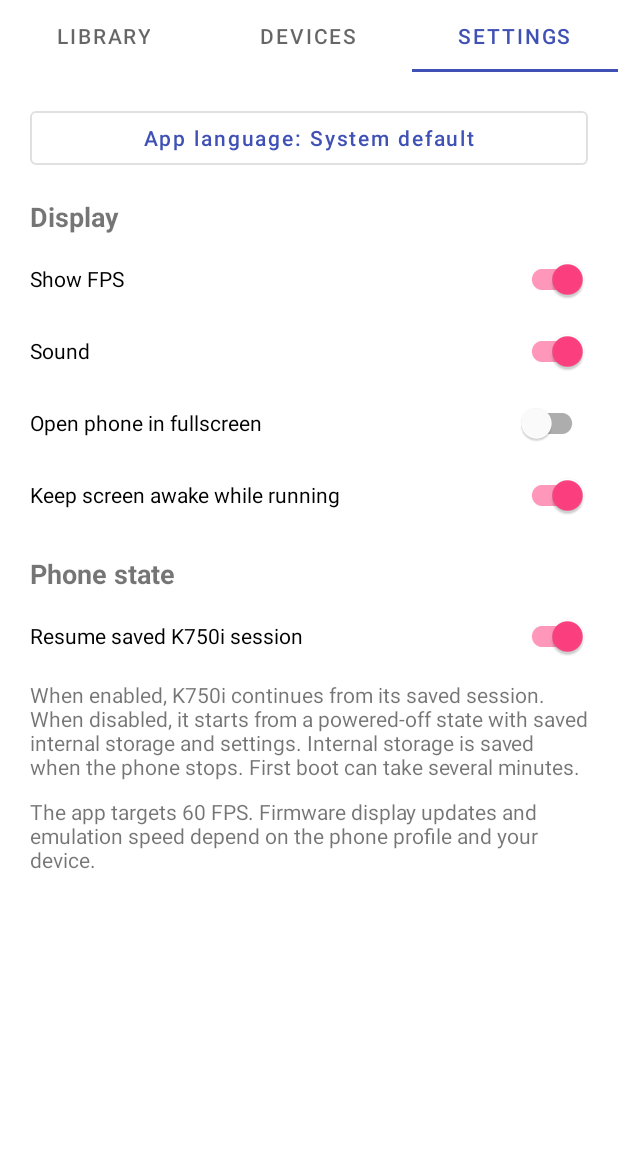
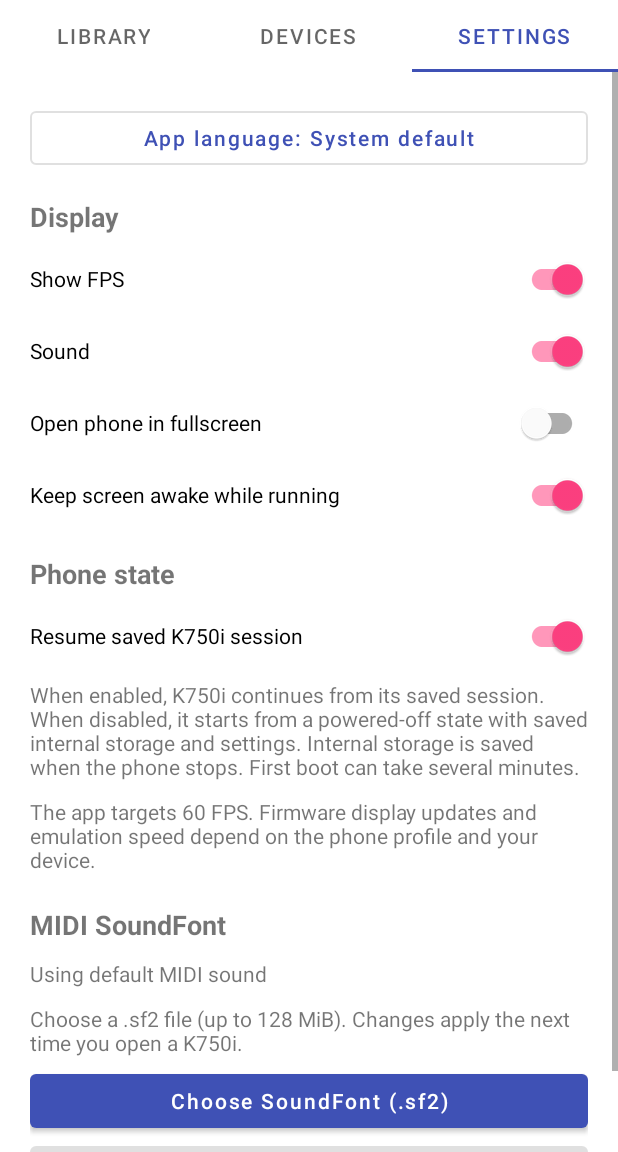
Before and after one commit to j92580498-max/Ph0nix, an Android app: the screen it shows after launch (MainActivity), tab 3 chosen, on a phone screen of 412 x 824 dp, the part 84-1236 px from its top. Run offline under Robolectric (Android 15) with nearby library versions, the phone set to English and light mode, and no system bars; 17 statements that could not run were skipped.

Commit message:
Allow importing a custom K750i MIDI SoundFont

```diff
--- a/frontends/android/app/build.gradle.kts
+++ b/frontends/android/app/build.gradle.kts
@@ -19,7 +19,7 @@ val prepareMidiAssets by tasks.registering(Sync::class) {
     if (midiSoundFont != null) {
         from(midiSoundFont) {
             into("midi")
-            rename { "sony-ericsson-db2020-1.0.5.sf2" }
+            rename { "default.sf2" }
         }
     }
 }
--- a/frontends/android/app/src/main/assets/licenses/NOTICE.txt
+++ b/frontends/android/app/src/main/assets/licenses/NOTICE.txt
@@ -11,10 +11,4 @@ AndroidX, Material Components and Kotlin retain their upstream licenses.
 Native FAT16 images: fatfs 0.3.6, MIT. OBEX XML listings: quick-xml 0.41.0, MIT.
 K750i MIDI sample synthesis: TinySoundFont, MIT.
 
-Optional SoundFont: Sony Ericsson A100 DB2020 Synth 1.0.5
-SoundFont programming and compilation: © 2022–2026 Rubén Díaz (RibénDíaz232).
-Samples recorded from a Sony Ericsson W580i.
-Original synthesis and sound design: © 2001–2012 Sony Ericsson Mobile Communications AB.
-Author's download page: https://musical-artifacts.com/artifacts/2351
-
 License texts are included in assets/licenses. Build inputs, exact source revisions and build instructions are provided in the project source. Imported MAIN/FS firmware is supplied by the user.
--- a/frontends/android/app/src/main/java/com/samsung/e830/BundledMidiSoundFont.kt
+++ b/frontends/android/app/src/main/java/com/samsung/e830/BundledMidiSoundFont.kt
@@ -5,7 +5,7 @@ import android.util.AtomicFile
 import java.io.File
 
 internal object BundledMidiSoundFont {
-    private const val name = "sony-ericsson-db2020-1.0.5.sf2"
+    private const val name = "default.sf2"
 
     @Synchronized
     fun prepare(context: Context): String? {
--- a/frontends/android/app/src/main/java/com/samsung/e830/EmulatorActivity.kt
+++ b/frontends/android/app/src/main/java/com/samsung/e830/EmulatorActivity.kt
@@ -305,7 +305,7 @@ class EmulatorActivity : AppCompatActivity() {
                 NativeBridge.nativeConfigure(
                     File(applicationInfo.nativeLibraryDir, "libdb2010_engine.so").absolutePath,
                     File(filesDir, "sessions").absolutePath, preferences.resume,
-                    BundledMidiSoundFont.prepare(this).orEmpty(),
+                    (UserMidiSoundFont.path(this) ?: BundledMidiSoundFont.prepare(this)).orEmpty(),
                 )
                 NativeBridge.nativeStartSelection(selection, intent.getStringExtra(EXTRA_MEMORY_WORKSPACE).orEmpty(), bootCard).also {
                     check(it != 0L) { getString(R.string.phone_start_failed) }
--- a/frontends/android/app/src/main/java/com/samsung/e830/MainActivity.kt
+++ b/frontends/android/app/src/main/java/com/samsung/e830/MainActivity.kt
@@ -60,6 +60,9 @@ class MainActivity : AppCompatActivity() {
     private lateinit var preferences: AppPreferences
     private lateinit var tabs: TabLayout
     private lateinit var languageButton: MaterialButton
+    private lateinit var midiSoundFontState: TextView
+    private lateinit var selectMidiSoundFontButton: MaterialButton
+    private lateinit var resetMidiSoundFontButton: MaterialButton
     private var entries = emptyList<FirmwareEntry>()
     private var query = ""
 
@@ -93,6 +96,10 @@ class MainActivity : AppCompatActivity() {
     private val importMemoryDocument = registerForActivityResult(
         ActivityResultContracts.OpenDocument(),
     ) { uri -> finishMemoryImport(uri) }
+
+    private val selectMidiSoundFont = registerForActivityResult(ActivityResultContracts.OpenDocument()) { uri ->
+        if (uri != null) updateMidiSoundFont(uri)
+    }
 
     private val importBootCard = registerForActivityResult(ActivityResultContracts.OpenDocument()) { uri ->
         val id = pendingCardEntryId
@@ -303,6 +310,52 @@ class MainActivity : AppCompatActivity() {
         content.addView(settingSwitch(getString(R.string.settings_resume), preferences.resume) { preferences.resume = it })
         content.addView(infoText(getString(R.string.settings_resume_description)))
         content.addView(infoText(getString(R.string.settings_fps_description)))
+        content.addView(infoText(getString(R.string.midi_soundfont), true))
+        midiSoundFontState = infoText("")
+        content.addView(midiSoundFontState)
+        content.addView(infoText(getString(R.string.midi_soundfont_description)))
+        selectMidiSoundFontButton = MaterialButton(this).apply {
+            setText(R.string.midi_soundfont_choose)
+            isAllCaps = false
+            setOnClickListener { selectMidiSoundFont.launch(arrayOf("*/*")) }
+        }
+        content.addView(selectMidiSoundFontButton)
+        resetMidiSoundFontButton = MaterialButton(this).apply {
+            setText(R.string.midi_soundfont_reset)
+            isAllCaps = false
+            setOnClickListener { updateMidiSoundFont(null) }
+        }
+        content.addView(resetMidiSoundFontButton)
+        refreshMidiSoundFontSetting()
+    }
+
+    private fun refreshMidiSoundFontSetting() {
+        val installed = UserMidiSoundFont.path(this) != null
+        midiSoundFontState.setText(if (installed) R.string.midi_soundfont_custom else R.string.midi_soundfont_default)
+        selectMidiSoundFontButton.isEnabled = !busy
+        resetMidiSoundFontButton.isEnabled = !busy && installed
+    }
+
+    private fun updateMidiSoundFont(uri: Uri?) {
+        if (busy) return
+        setBusy(true)
+        lifecycleScope.launch {
+            val result = withContext(Dispatchers.IO) {
+                runCatching {
+                    if (uri == null) {
+                        UserMidiSoundFont.clear(this@MainActivity)
+                    } else {
+                        requireNotNull(contentResolver.openInputStream(uri)).use { input ->
+                            UserMidiSoundFont.install(this@MainActivity, input)
+                        }
+                    }
+                }
+            }
+            setBusy(false)
+            if (result.isFailure) {
+                showMessage(getString(if (uri == null) R.string.midi_soundfont_reset_failed else R.string.midi_soundfont_import_failed))
+            }
+        }
     }
 
     private fun settingSwitch(label: String, checked: Boolean, change: (Boolean) -> Unit) = SwitchMaterial(this).apply {
@@ -701,6 +754,7 @@ class MainActivity : AppCompatActivity() {
         this.busy = busy
         importButton.isEnabled = !busy
         languageButton.isEnabled = !busy
+        refreshMidiSoundFontSetting()
         recycler.isEnabled = !busy
         recycler.alpha = if (busy) 0.55f else 1f
     }
--- a/frontends/android/app/src/main/res/values/strings.xml
+++ b/frontends/android/app/src/main/res/values/strings.xml
@@ -95,6 +95,14 @@
     <string name="settings_display">Display</string>
     <string name="settings_show_fps">Show FPS</string>
     <string name="settings_sound">Sound</string>
+    <string name="midi_soundfont">MIDI SoundFont</string>
+    <string name="midi_soundfont_description">Choose a .sf2 file (up to 128 MiB). Changes apply the next time you open a K750i.</string>
+    <string name="midi_soundfont_choose">Choose SoundFont (.sf2)</string>
+    <string name="midi_soundfont_reset">Restore default MIDI sound</string>
+    <string name="midi_soundfont_custom">Custom SoundFont selected</string>
+    <string name="midi_soundfont_default">Using default MIDI sound</string>
+    <string name="midi_soundfont_import_failed">Could not import the SoundFont. Check that the .sf2 file is intact and no larger than 128 MiB.</string>
+    <string name="midi_soundfont_reset_failed">Could not restore the default MIDI sound.</string>
     <string name="settings_fullscreen">Open phone in fullscreen</string>
     <string name="settings_awake">Keep screen awake while running</string>
     <string name="settings_phone_state">Phone state</string>
```
Also changed, not shown: frontends/android/app/src/main/java/com/samsung/e830/UserMidiSoundFont.kt (added, +60 -0 lines), 5 other files.
